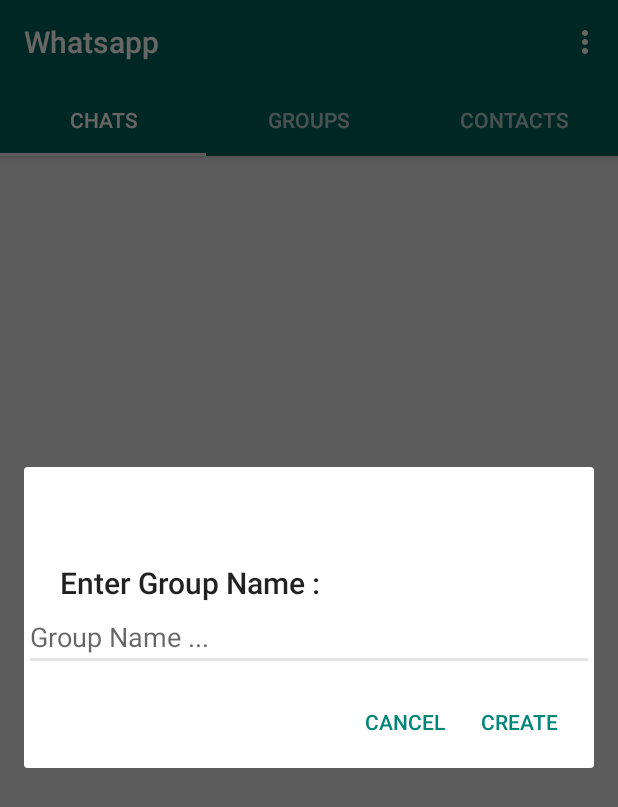
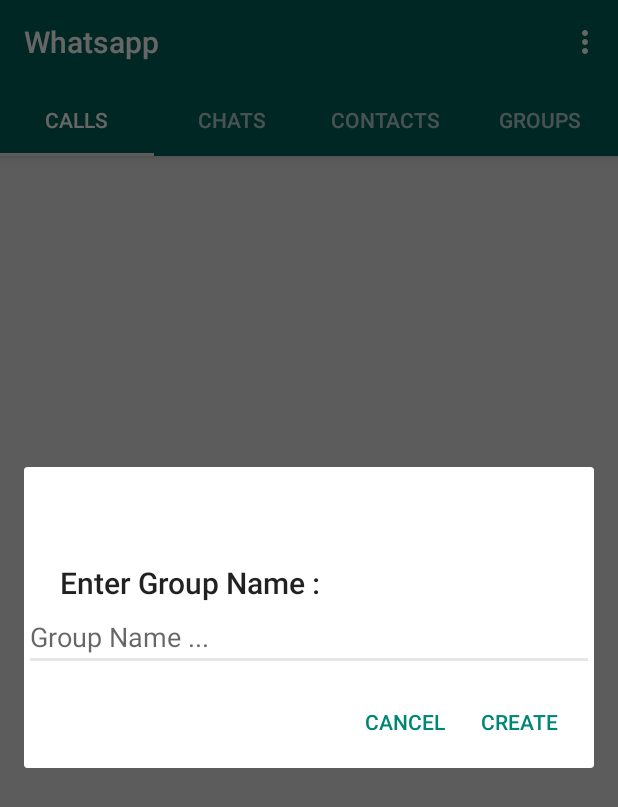
Before and after one commit to saikumarreddys/Web-Mobile-Programming, an Android app: the MainActivity screen opened directly, with no data from a screen before it, in the options menu, after a tap on "Create Group", on a phone screen of 412 x 824 dp. Shown: the top 807 px of the screen. Run offline under Robolectric (Android 15) with nearby library versions, the phone set to English and light mode, and no system bars; our stand-ins replace Firebase (no records; nobody signed in at launch, a user with empty details on screens opened directly); 1 statement that could not run was skipped.

Commit message:
added code for calls history

```diff
--- a/WebLab2/app/build.gradle
+++ b/WebLab2/app/build.gradle
@@ -26,6 +26,7 @@ dependencies {
     implementation 'androidx.legacy:legacy-support-v4:1.0.0'
     implementation 'com.android.support:appcompat-v7:29.+'
     implementation 'com.android.support.constraint:constraint-layout:1.1.3'
+    implementation 'androidx.recyclerview:recyclerview:1.0.0'
     androidTestImplementation('androidx.test.espresso:espresso-core:3.2.0', {
         exclude group: 'com.android.support', module: 'support-annotations'
     })
--- a/WebLab2/app/src/main/AndroidManifest.xml
+++ b/WebLab2/app/src/main/AndroidManifest.xml
@@ -11,7 +11,7 @@
         android:roundIcon="@mipmap/ic_launcher_round"
         android:supportsRtl="true"
         android:theme="@style/AppTheme">
-        <activity android:name=".ChatConversationActivity"></activity>
+        <activity android:name=".ChatConversationActivity" />
         <activity android:name=".PhoneLoginActivity" />
         <activity android:name=".GroupchatActivity" />
         <activity android:name=".Settingsactivity" />
--- /dev/null
+++ b/WebLab2/app/src/main/java/com/example/mywhatsapp/CallsFragment.java
@@ -0,0 +1,99 @@
+package com.example.mywhatsapp;
+
+import android.content.Context;
+import android.net.Uri;
+import android.os.Bundle;
+
+import androidx.fragment.app.Fragment;
+
+import android.view.LayoutInflater;
+import android.view.View;
+import android.view.ViewGroup;
+
+import android.content.Intent;
+import android.icu.text.Edits;
+
+import androidx.annotation.NonNull;
+import android.widget.AdapterView;
+import android.widget.ArrayAdapter;
+import android.widget.ListView;
+
+import com.google.firebase.database.DataSnapshot;
+import com.google.firebase.database.DatabaseError;
+import com.google.firebase.database.DatabaseReference;
+import com.google.firebase.database.FirebaseDatabase;
+import com.google.firebase.database.ValueEventListener;
+
+import java.util.ArrayList;
+import java.util.HashSet;
+import java.util.Iterator;
+import java.util.Set;
+
+public class CallsFragment extends Fragment {
+    private View callsview;
+    private ListView calllistView;
+    private ArrayAdapter<String> listaddapter;
+    private ArrayList<String> list_of_calls = new ArrayList<>();
+    private DatabaseReference dbRef;
+
+    public CallsFragment() {
+        // Required empty public constructor
+    }
+
+    @Override
+    public View onCreateView(LayoutInflater inflater, ViewGroup container,
+                             Bundle savedInstanceState) {
+
+        callsview= inflater.inflate(R.layout.fragment_calls, container, false);
+        dbRef = FirebaseDatabase.getInstance().getReference().child("Calls");
+        InitializeFields();
+
+        DisplayGroups();
+        calllistView.setOnItemClickListener(new AdapterView.OnItemClickListener() {
+            @Override
+            public void onItemClick(AdapterView<?> parent, View view, int position, long id) {
+
+                String CurrentGroup = parent.getItemAtPosition(position).toString();
+                Intent groupChatIntent = new Intent(getContext(),GroupchatActivity.class);
+                groupChatIntent.putExtra("calledUser",CurrentGroup);
+                startActivity(groupChatIntent);
+            }
+        });
+
+
+        return  callsview;
+    }
+
+
+    private void InitializeFields() {
+        calllistView = (ListView) callsview.findViewById(R.id.calls_list);
+        listaddapter = new ArrayAdapter<String>(getContext(),android.R.layout.simple_list_item_1,list_of_calls);
+        calllistView.setAdapter(listaddapter);
+    }
+    private void DisplayGroups() {
+
+        dbRef.addValueEventListener(new ValueEventListener() {
+            @Override
+            public void onDataChange(@NonNull DataSnapshot dataSnapshot) {
+
+                Set<String> set = new HashSet<>();
+                Iterator iter = dataSnapshot.getChildren().iterator();
+                while(iter.hasNext()) {
+
+                    set.add(((DataSnapshot) iter.next()).getKey());
+                }
+
+                list_of_calls.clear();
+                list_of_calls.addAll(set);
+                listaddapter.notifyDataSetChanged();
+
+            }
+
+            @Override
+            public void onCancelled(@NonNull DatabaseError databaseError) {
+
+            }
+        });
+    }
+
+}
--- a/WebLab2/app/src/main/java/com/example/mywhatsapp/TabAccessorAdapter.java
+++ b/WebLab2/app/src/main/java/com/example/mywhatsapp/TabAccessorAdapter.java
@@ -20,15 +20,17 @@ public class TabAccessorAdapter extends FragmentPagerAdapter {
         switch(i)
         {
             case 0:
+                CallsFragment callsFragment = new CallsFragment();
+                return  callsFragment;
+            case 1:
                 ChatsFragment chatsFragment = new ChatsFragment();
                 return chatsFragment;
-            case 1:
-                GroupsFragment groupsFragment = new GroupsFragment();
-                return  groupsFragment;
             case 2:
                 ContactsFragment contactsFragment = new ContactsFragment();
                 return  contactsFragment;
-
+            case 3:
+                GroupsFragment groupsFragment = new GroupsFragment();
+                return  groupsFragment;
             default:
                 return  null;
 
@@ -39,7 +41,7 @@ public class TabAccessorAdapter extends FragmentPagerAdapter {
 
     @Override
     public int getCount() {
-        return 3;
+        return 4;
     }
 
     @Nullable
@@ -49,14 +51,16 @@ public class TabAccessorAdapter extends FragmentPagerAdapter {
         {
             case 0:
 
-                return "Chats";
+                return "CALLS";
             case 1:
 
-                return  "Groups";
+                return  "CHATS";
             case 2:
 
-                return  "Contacts";
+                return  "CONTACTS";
+            case 3:
 
+                return  "GROUPS";
             default:
                 return  null;
 
--- /dev/null
+++ b/WebLab2/app/src/main/res/layout/fragment_calls.xml
@@ -0,0 +1,14 @@
+<?xml version="1.0" encoding="utf-8"?>
+<RelativeLayout xmlns:android="http://schemas.android.com/apk/res/android"
+    xmlns:tools="http://schemas.android.com/tools"
+    android:layout_width="match_parent"
+    android:layout_height="match_parent"
+    tools:context=".CallsFragment">
+
+    <!-- TODO: Update blank fragment layout -->
+    <ListView
+        android:id="@+id/calls_list"
+        android:layout_width="match_parent"
+        android:layout_height="match_parent" />
+
+</RelativeLayout>
--- /dev/null
+++ b/WebLab2/app/src/main/res/values/dimens.xml
@@ -0,0 +1,4 @@
+<?xml version="1.0" encoding="utf-8"?>
+<resources>
+    <dimen name="text_margin">16dp</dimen>
+</resources>
```
